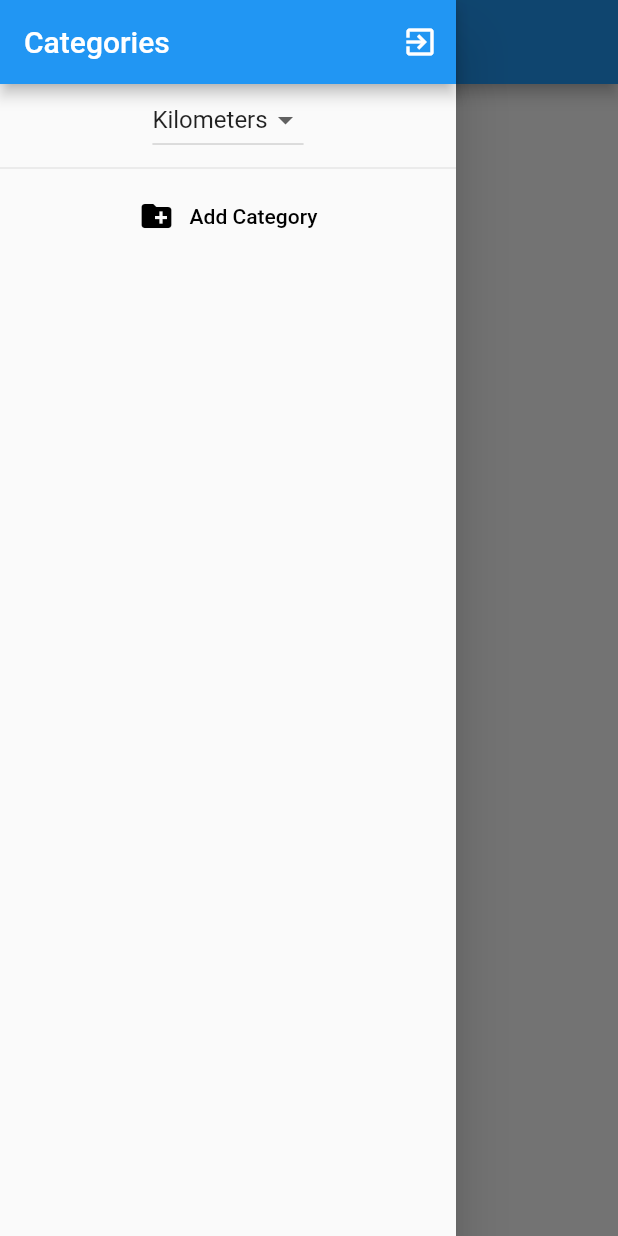
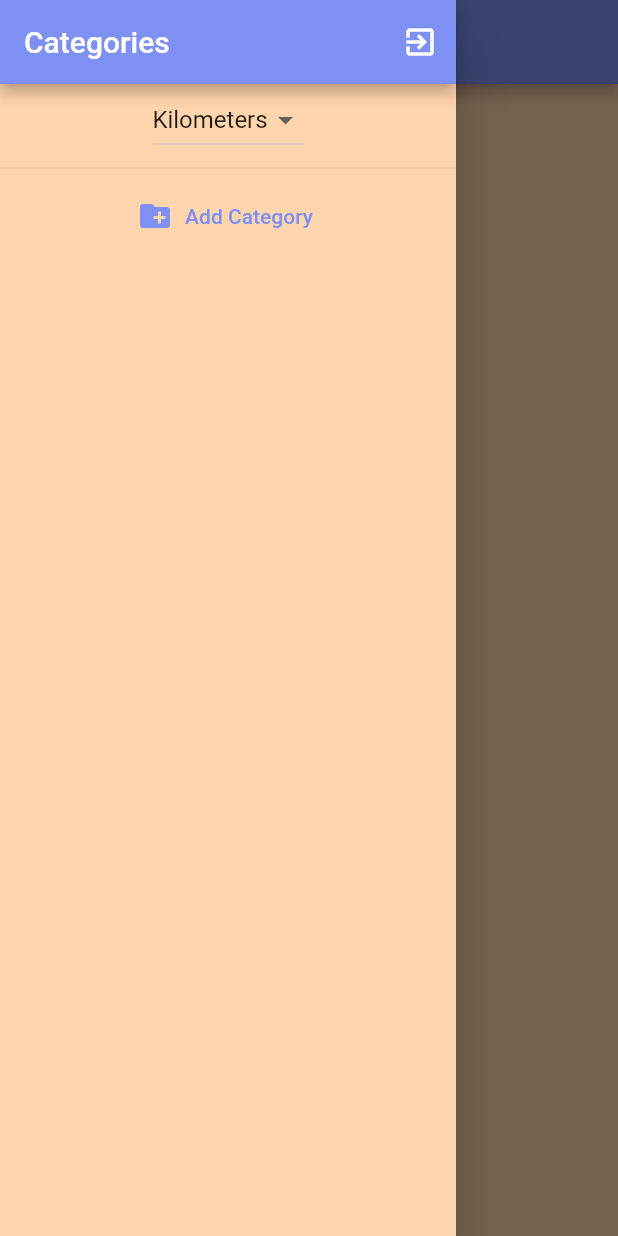
Before and after one commit to shimonster/distance_app, a Flutter app: the screen it shows once a user with an empty profile is signed in, with the side drawer open, on a phone screen of 412 x 824 dp. Run offline on Flutter 3.47's test engine with Material 2 defaults, Android fonts, the phone set to English and light mode, and no system bars; our stand-ins replace cloud_firestore, connectivity, firebase_auth, flutter_map, google_sign_in, latlong and 3 more; missing offline and left inert: background_locator, maps_toolkit; accounts and stored records are empty.

Commit message:
started to improve style

```diff
--- a/lib/main.dart
+++ b/lib/main.dart
@@ -56,13 +56,31 @@ class _MyAppState extends State<MyApp> {
           child: MaterialApp(
             title: 'Distance App',
             theme: ThemeData(
-              primarySwatch: Colors.blue,
-              accentColor: Color.fromARGB(1000, 184, 115, 51),
+//              primaryColor: Color.fromRGBO(191, 154, 202, 1),
+//              primaryColorLight: Color.fromRGBO(212, 188, 220, 1),
+//              primaryColorDark: Color.fromRGBO(152, 95, 171, 1),
+//              accentColor: Color.fromRGBO(199, 232, 243, 1),
+//              backgroundColor: Color.fromRGBO(245, 249, 241, 1),
+//              scaffoldBackgroundColor: Color.fromRGBO(245, 249, 241, 1),
+//
+//              primaryColor: Color.fromRGBO(30, 204, 114, 1),
+//              primaryColorLight: Color.fromRGBO(191, 214, 255, 1),
+//              primaryColorDark: Color.fromRGBO(0, 148, 67, 1),
+//              accentColor: Color.fromRGBO(212, 89, 36, 1),
+//              backgroundColor: Color.fromRGBO(26, 9, 100, 1),
+//              scaffoldBackgroundColor: Color.fromRGBO(255, 235, 219, 1),
+//
+              primaryColor: Color.fromRGBO(126, 144, 241, 1),
+              primaryColorLight: Color.fromRGBO(212, 166, 230, 1),
+              primaryColorDark: Color.fromRGBO(121, 104, 184, 1),
+              accentColor: Color.fromRGBO(237, 120, 90, 1),
+              backgroundColor: Color.fromRGBO(255, 213, 173, 1),
+              scaffoldBackgroundColor: Color.fromRGBO(255, 213, 173, 1),
               buttonTheme: ButtonTheme.of(context).copyWith(
                 shape: RoundedRectangleBorder(
                   borderRadius: BorderRadius.circular(100),
                 ),
-                buttonColor: Colors.blue,
+                buttonColor: Color.fromRGBO(237, 120, 90, 1),
                 textTheme: ButtonTextTheme.primary,
               ),
             ),
--- a/lib/screens/distances/distances_screen.dart
+++ b/lib/screens/distances/distances_screen.dart
@@ -77,9 +77,7 @@ class _DistancesScreenState extends State<DistancesScreen> {
                 ? Center(
                     child: CircularProgressIndicator(),
                   )
-                : Padding(
-                    padding: EdgeInsets.all(10),
-                    child: GridView.builder(
+                : GridView.builder(
                     itemCount: _category == 'All'
                         ? distances.distances.length + 1
                         : distanceCats.length + 1,
@@ -89,6 +87,7 @@ class _DistancesScreenState extends State<DistancesScreen> {
                       childAspectRatio: 6 / 5,
                       maxCrossAxisExtent: 300,
                     ),
+                    padding: EdgeInsets.all(10),
                     itemBuilder: (ctx, i) {
                       if (i !=
                           (_category == 'All'
@@ -109,7 +108,6 @@ class _DistancesScreenState extends State<DistancesScreen> {
                     },
                   ),
       ),
-      ),
     );
   }
 }
--- a/lib/widgets/categories/distances_drawer.dart
+++ b/lib/widgets/categories/distances_drawer.dart
@@ -52,6 +52,8 @@ class _DistanceDrawerState extends State<DistanceDrawer> {
   Widget build(BuildContext context) {
     final cats = Provider.of<Categories>(context, listen: false);
     return Drawer(
+      child: ColoredBox(
+        color: Theme.of(context).scaffoldBackgroundColor,
         child: Column(
           children: <Widget>[
             AppBar(
@@ -75,7 +77,8 @@ class _DistanceDrawerState extends State<DistanceDrawer> {
                 onChanged: (unit) {
                   setButtonState(() {
                     preferredUnits = unit;
-                  Provider.of<Distances>(context, listen: false).setUnit(unit);
+                    Provider.of<Distances>(context, listen: false)
+                        .setUnit(unit);
                   });
                 },
                 items: [
@@ -121,28 +124,42 @@ class _DistanceDrawerState extends State<DistanceDrawer> {
                                   onTap: () {
                                     widget.selectCategory(cats.categories[i]);
                                   },
+                                  child: Card(
+                                    elevation: 1,
+                                    color: Theme.of(context).accentColor,
+                                    shape: RoundedRectangleBorder(
+                                        borderRadius:
+                                            BorderRadius.circular(10)),
                                     child: Container(
                                       padding: EdgeInsets.all(10),
                                       decoration: BoxDecoration(
-                                    border: Border.all(width: 0.5),
+                                        border: Border.all(
+                                            width: 0.5,
+                                            color: Theme.of(context)
+                                                .primaryColorDark),
                                         borderRadius: BorderRadius.circular(10),
                                       ),
                                       child: Text(cats.categories[i]),
                                     ),
                                   ),
+                                ),
                               )
                             : !_isAdding
-                              ? FlatButton(
-                                  child: Row(
-                                    mainAxisAlignment: MainAxisAlignment.center,
-                                    children: <Widget>[
-                                      Icon(Icons.create_new_folder),
-                                      SizedBox(
-                                        width: 10,
-                                      ),
-                                      Text('Add Category')
-                                    ],
-                                  ),
+                                ? FlatButton.icon(
+                                    label: Text('Add Category'),
+                                    icon: Icon(Icons.create_new_folder),
+                                    textColor: Theme.of(context).primaryColor,
+//                                    label: Row(
+//                                      mainAxisAlignment:
+//                                          MainAxisAlignment.center,
+//                                      children: <Widget>[
+//                                        Icon(Icons.create_new_folder, color: Theme.of(context).primaryColor,),
+//                                        SizedBox(
+//                                          width: 10,
+//                                        ),
+//                                        Text('Add Category', style: Col,)
+//                                      ],
+//                                    ),
                                     onPressed: () {
                                       setState(() {
                                         _isAdding = true;
@@ -153,7 +170,8 @@ class _DistanceDrawerState extends State<DistanceDrawer> {
                                     height: 40,
                                     margin: EdgeInsets.only(
                                         top: 8, left: 8, right: 8),
-                                  padding: EdgeInsets.symmetric(horizontal: 10),
+                                    padding:
+                                        EdgeInsets.symmetric(horizontal: 10),
                                     decoration: BoxDecoration(
                                       border: Border.all(
                                         width: 0.5,
@@ -200,8 +218,8 @@ class _DistanceDrawerState extends State<DistanceDrawer> {
                                                   color: Theme.of(context)
                                                       .primaryColor,
                                                 ),
-                                        onPressed:
-                                            _name.text == '' || _isProcessingAdd
+                                          onPressed: _name.text == '' ||
+                                                  _isProcessingAdd
                                               ? null
                                               : () async {
                                                   await addCat();
@@ -216,6 +234,7 @@ class _DistanceDrawerState extends State<DistanceDrawer> {
             ),
           ],
         ),
+      ),
     );
   }
 }
--- a/lib/widgets/distances/distance_display_widget.dart
+++ b/lib/widgets/distances/distance_display_widget.dart
@@ -66,6 +66,7 @@ class DistanceDisplayWidget extends StatelessWidget {
             MaterialPageRoute(builder: (ctx) => DistanceDetailsScreen(dist)));
       },
       child: Container(
+//        margin: EdgeInsets.only(top: 10, bo),
         decoration: BoxDecoration(
           border: Border.all(width: 5, color: Theme.of(context).accentColor),
           borderRadius: BorderRadius.circular(10),
--- a/lib/widgets/distances/track_distance_bottom_sheet.dart
+++ b/lib/widgets/distances/track_distance_bottom_sheet.dart
@@ -37,6 +37,7 @@ class _TrackDistanceBottomSheetState extends State<TrackDistanceBottomSheet> {
     return StatefulBuilder(
       builder: (ctx, setModalState) {
         return Container(
+          color: Theme.of(context).scaffoldBackgroundColor,
           padding: EdgeInsets.all(10),
           child: SingleChildScrollView(
             child: Container(
```
Also changed, not shown: lib/screens/pickers/add_distance_track_screen.dart (+18 -18 lines). Lines whose indentation alone changed are shown as unchanged.
